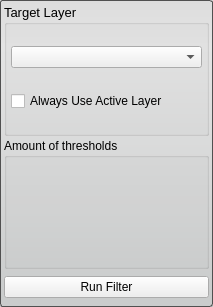
The window that src/Interface/ToolInterface/OtsuThresholdFilterInterface.ui (SCIInstitute/Seg3D) describes before a commit, drawn with Qt 5.
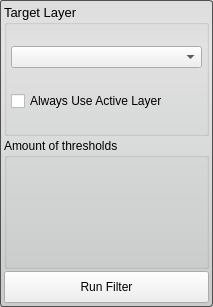
The same window after the commit.

```diff
--- a/src/Interface/ToolInterface/OtsuThresholdFilterInterface.ui
+++ b/src/Interface/ToolInterface/OtsuThresholdFilterInterface.ui
@@ -125,7 +125,7 @@
       <item>
        <widget class="QPushButton" name="runFilterButton">
         <property name="sizePolicy">
-         <sizepolicy hsizetype="Expanding" vsizetype="Fixed">
+         <sizepolicy hsizetype="Expanding" vsizetype="Preferred">
           <horstretch>0</horstretch>
           <verstretch>0</verstretch>
          </sizepolicy>
```
Left out of the diff: 9 changed lines with no effect on the pictures.
